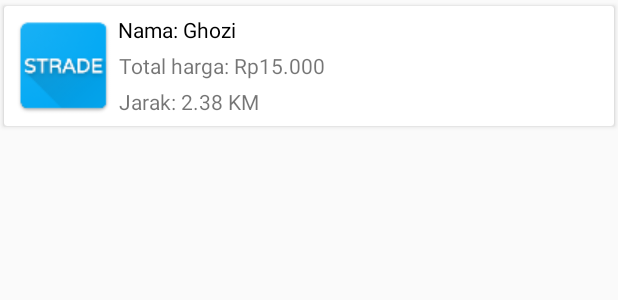
After one commit to wahyuprihantoro/strade_seller, an Android app: the layout item_order.xml on its own in the app's theme, with its tools: preview values and no code run, on a phone screen of 412 x 824 dp. The commit adds this screen. Shown: the top 300 px of the screen. Run offline under Robolectric (Android 15) with nearby library versions, the phone set to English and light mode, and no system bars.

Commit message:
order done

```diff
--- a/app/src/main/java/id/strade/android/seller/HomeActivity.kt
+++ b/app/src/main/java/id/strade/android/seller/HomeActivity.kt
@@ -9,7 +9,7 @@ import com.roughike.bottombar.BottomBar
 import id.strade.android.seller.homefragment.AccountFragment_
 import id.strade.android.seller.homefragment.HomeFragment_
 import id.strade.android.seller.homefragment.MapFragment_
-import id.strade.android.seller.homefragment.RequestFragment_
+import id.strade.android.seller.homefragment.OrderFragment_
 import org.androidannotations.annotations.AfterViews
 import org.androidannotations.annotations.EActivity
 import org.androidannotations.annotations.ViewById
@@ -46,7 +46,7 @@ open class HomeActivity : AppCompatActivity() {
             return when (position) {
                 0 -> HomeFragment_.builder().build()
                 1 -> MapFragment_.builder().build()
-                2 -> RequestFragment_.builder().build()
+                2 -> OrderFragment_.builder().build()
                 else -> AccountFragment_.builder().build()
             }
         }
--- a/app/src/main/java/id/strade/android/seller/model/Product.kt
+++ b/app/src/main/java/id/strade/android/seller/model/Product.kt
@@ -11,10 +11,10 @@ class Product {
     @SerializedName("id")
     @Expose
     var id: Int = 0
-    @SerializedName("nameEditText")
+    @SerializedName("name")
     @Expose
     lateinit var name: String
-    @SerializedName("priceEditText")
+    @SerializedName("price")
     @Expose
     var price: Int = 0
     @SerializedName("image_url")
--- a/app/src/main/java/id/strade/android/seller/network/ApiClient.kt
+++ b/app/src/main/java/id/strade/android/seller/network/ApiClient.kt
@@ -1,6 +1,7 @@
 package id.strade.android.seller.network
 
 import id.strade.android.seller.network.service.AuthService
+import id.strade.android.seller.network.service.OrderService
 import id.strade.android.seller.network.service.ProductService
 import id.strade.android.seller.storage.Prefs
 import okhttp3.OkHttpClient
@@ -18,7 +19,7 @@ import retrofit2.converter.gson.GsonConverterFactory
 open class ApiClient {
 
     //    val BASE_URL = "http://159.89.200.247/api/"
-    private val BASE_URL = "http://10.0.3.2:8000/api/"
+    private val BASE_URL = "http://10.0.3.2:9000/api/"
 
     @Bean
     lateinit var prefs: Prefs
@@ -52,4 +53,5 @@ open class ApiClient {
 
     fun getProductService(): ProductService = getService(ProductService::class.java)
 
+    fun getOrderService(): OrderService = getService(OrderService::class.java)
 }
--- /dev/null
+++ b/app/src/main/res/layout/item_order.xml
@@ -0,0 +1,60 @@
+<?xml version="1.0" encoding="utf-8"?>
+<RelativeLayout xmlns:android="http://schemas.android.com/apk/res/android"
+    xmlns:card_view="http://schemas.android.com/apk/res-auto"
+    xmlns:tools="http://schemas.android.com/tools"
+    android:layout_width="match_parent"
+    android:layout_height="wrap_content">
+
+    <android.support.v7.widget.CardView
+        android:layout_width="match_parent"
+        android:layout_height="wrap_content"
+        card_view:cardCornerRadius="2dp"
+        card_view:cardElevation="2dp"
+        card_view:cardUseCompatPadding="true">
+
+        <LinearLayout
+            android:layout_width="match_parent"
+            android:layout_height="wrap_content"
+            android:orientation="horizontal"
+            android:padding="4dp">
+
+            <ImageView
+                android:id="@+id/imageView"
+                android:layout_width="72dp"
+                android:layout_height="72dp"
+                tools:src="@mipmap/ic_launcher" />
+
+            <LinearLayout
+                android:layout_width="match_parent"
+                android:layout_height="wrap_content"
+                android:layout_gravity="center"
+                android:orientation="vertical">
+
+                <TextView
+                    android:id="@+id/name"
+                    android:layout_width="wrap_content"
+                    android:layout_height="24dp"
+                    android:gravity="center"
+                    android:textColor="@color/black"
+                    tools:text="Nama: Ghozi " />
+
+                <TextView
+                    android:id="@+id/price"
+                    android:layout_width="wrap_content"
+                    android:layout_height="24dp"
+                    android:gravity="center"
+                    tools:text="Total harga: Rp15.000" />
+
+                <TextView
+                    android:id="@+id/distance"
+                    android:layout_width="wrap_content"
+                    android:layout_height="24dp"
+                    android:gravity="center"
+                    tools:text="Jarak: 2.38 KM" />
+
+            </LinearLayout>
+        </LinearLayout>
+    </android.support.v7.widget.CardView>
+
+
+</RelativeLayout>
```
Also changed, not shown: app/src/main/AndroidManifest.xml (+2 -7 lines), app/src/main/java/id/strade/android/seller/CreateProductActivity.kt (+12 -9 lines), app/src/main/java/id/strade/android/seller/MapsActivity.kt (deleted, +0 -43 lines), app/src/main/java/id/strade/android/seller/adapter/OrderAdapter.kt (added, +42 -0 lines), app/src/main/java/id/strade/android/seller/homefragment/HomeFragment.kt (+16 -8 lines), app/src/main/java/id/strade/android/seller/homefragment/OrderFragment.kt (added, +64 -0 lines), app/src/main/java/id/strade/android/seller/homefragment/RequestFragment.kt (deleted, +0 -16 lines), app/src/main/java/id/strade/android/seller/model/Order.kt (added, +45 -0 lines), app/src/main/java/id/strade/android/seller/model/OrderItem.kt (added, +19 -0 lines), app/src/main/java/id/strade/android/seller/network/response/OrderResponse.kt (added, +14 -0 lines), app/src/main/java/id/strade/android/seller/network/service/OrderService.kt (added, +13 -0 lines), app/src/main/res/layout/activity_maps.xml (deleted, +0 -8 lines), app/src/main/res/layout/fragment_order.xml (added, +9 -0 lines), app/src/main/res/layout/fragment_request.xml (deleted, +0 -10 lines).
